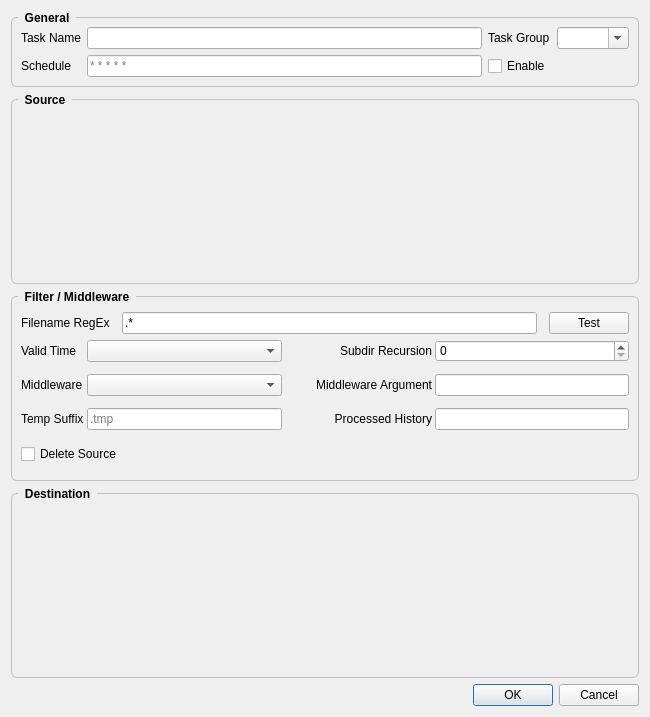
Old version of the form designer/dialog_task_edit.ui in the repository funway/TransferDog.
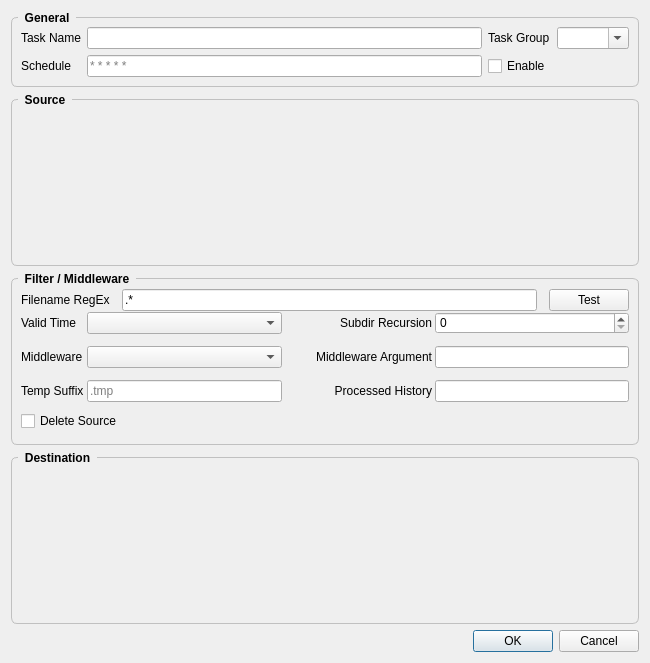
New version of the form.

Patch:
```diff
--- a/designer/dialog_task_edit.ui
+++ b/designer/dialog_task_edit.ui
@@ -7,7 +7,7 @@
     <x>0</x>
     <y>0</y>
     <width>650</width>
-    <height>717</height>
+    <height>663</height>
    </rect>
   </property>
   <property name="windowTitle">
@@ -47,7 +47,7 @@
         <x>0</x>
         <y>0</y>
         <width>626</width>
-        <height>651</height>
+        <height>597</height>
        </rect>
       </property>
       <layout class="QVBoxLayout" name="verticalLayout_3">
```
